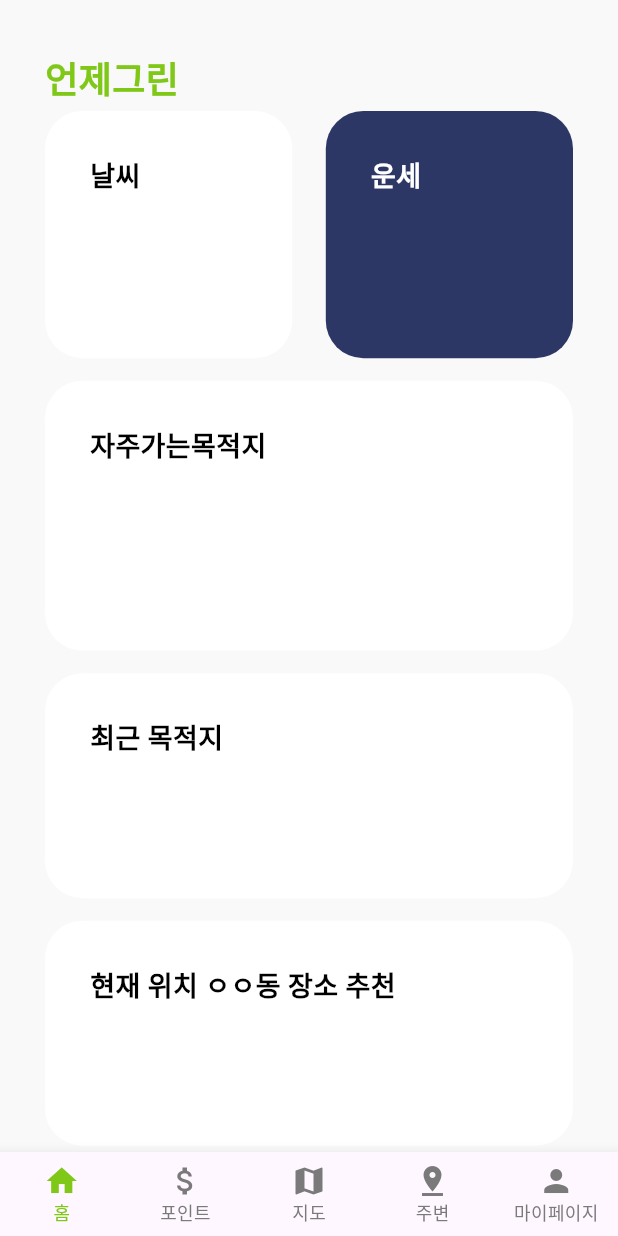
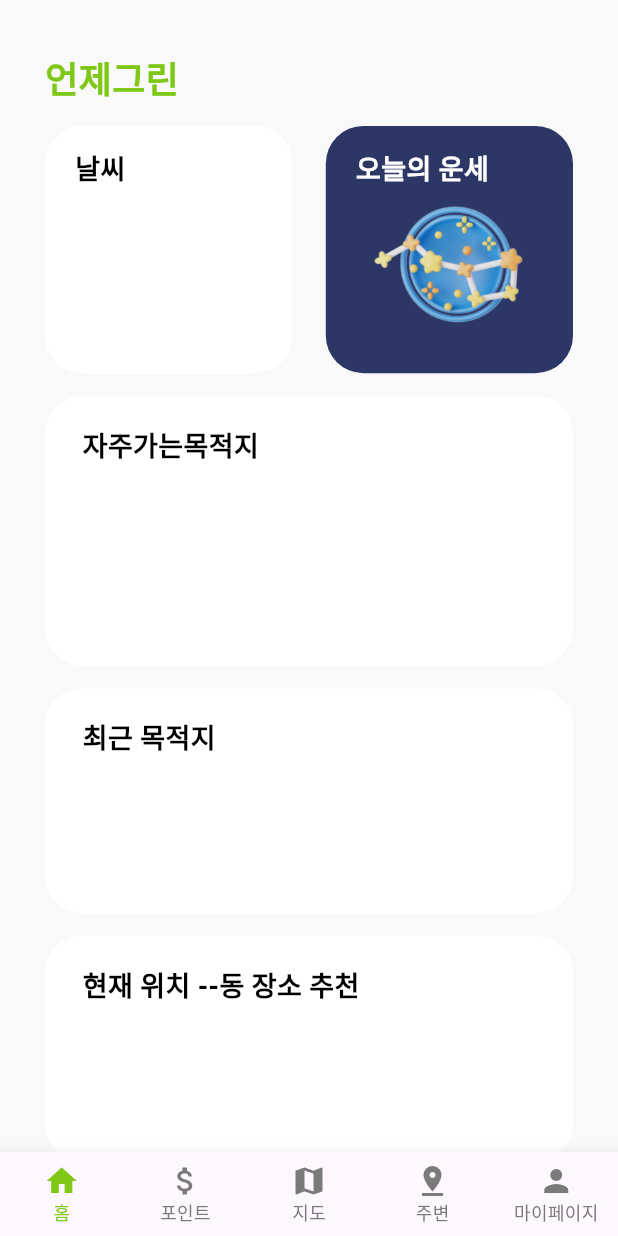
Before and after one commit to readygreen/readygreen, a Flutter app: the screen it shows after launch, on a phone screen of 412 x 824 dp. Run offline on Flutter 3.47's test engine with Material 3 defaults, Android fonts, the light colour scheme and no system bars.

Commit message:
feat: mainpage UI 이미지 추가, 버튼 추가

```diff
--- a/frontend/lib/main.dart
+++ b/frontend/lib/main.dart
@@ -46,27 +46,30 @@ class App extends StatelessWidget {
                   ],
                 ),
                 SizedBox(
-                  height: 5,
+                  height: 15,
                 ),
                 Row(
                   mainAxisAlignment: MainAxisAlignment.spaceBetween,
                   children: [
                     SquareCardBox(
                       title: '날씨',
-                      // height: 170,
                     ),
                     SquareCardBox(
-                      title: '운세',
-                      // height: 170,
+                      title: '오늘의 운세',
                       backgroundColor: Color(0xFF2D3765),
                       textColor: Colors.white,
+                      imageUrl: 'assets/images/luck.png',
                     ),
                   ],
                 ),
                 SizedBox(
                   height: 15,
                 ),
-                CardBox(title: '자주가는목적지', height: 180),
+                Column(
+                  children: [
+                    CardBox(title: '자주가는목적지', height: 180),
+                  ],
+                ),
                 SizedBox(
                   height: 15,
                 ),
@@ -77,23 +80,18 @@ class App extends StatelessWidget {
                   height: 15,
                 ),
                 CardBox(
-                  title: '현재 위치 ㅇㅇ동 장소 추천',
+                  title: '현재 위치 --동 장소 추천',
                 ),
                 SizedBox(
                   height: 15,
                 ),
                 Row(
-                  mainAxisAlignment: MainAxisAlignment.spaceBetween,
+                  mainAxisAlignment: MainAxisAlignment.end,
                   children: [
-                    Button(
-                      text: 'Transfer',
-                      bgColor: Color(0xFFF1B33B),
-                      textColor: Colors.black,
-                    ),
-                    Button(
-                      text: 'Request',
-                      bgColor: Color(0xFF1F2123),
-                      textColor: Colors.white,
+                    CustomButton(
+                      text: '길찾기',
+                      borderColor: Color(0xFF7FC818),
+                      textColor: Color(0xFF7FC818),
                     ),
                   ],
                 ),
--- a/frontend/lib/widgets/common/cardbox.dart
+++ b/frontend/lib/widgets/common/cardbox.dart
@@ -24,7 +24,10 @@ class CardBox extends StatelessWidget {
         borderRadius: BorderRadius.circular(25),
       ),
       child: Padding(
-        padding: const EdgeInsets.all(30),
+        padding: const EdgeInsets.symmetric(
+          vertical: 20,
+          horizontal: 25,
+        ),
         child: Row(
           mainAxisAlignment: MainAxisAlignment.spaceBetween,
           children: [
--- a/frontend/lib/widgets/common/squarecardbox.dart
+++ b/frontend/lib/widgets/common/squarecardbox.dart
@@ -2,18 +2,16 @@ import 'package:flutter/material.dart';
 
 class SquareCardBox extends StatelessWidget {
   final String title;
-  // final double width;
-  // final double height;
   final Color backgroundColor;
   final Color textColor;
+  final String? imageUrl;
 
   const SquareCardBox({
     super.key,
     required this.title,
-    // this.width = 170,
-    // this.height = 170,
     this.backgroundColor = Colors.white,
     this.textColor = Colors.black,
+    this.imageUrl,
   });
 
   @override
@@ -29,12 +27,12 @@ class SquareCardBox extends StatelessWidget {
         borderRadius: BorderRadius.circular(25),
       ),
       child: Padding(
-        padding: const EdgeInsets.all(30),
-        child: Row(
-          mainAxisAlignment: MainAxisAlignment.spaceBetween,
-          children: [
-            Column(
-              crossAxisAlignment: CrossAxisAlignment.start,
+        padding: const EdgeInsets.symmetric(
+          vertical: 15,
+          horizontal: 20,
+        ),
+        child: Column(
+          crossAxisAlignment: CrossAxisAlignment.start, // 텍스트는 왼쪽 정렬
           children: [
             Text(
               title,
@@ -44,10 +42,16 @@ class SquareCardBox extends StatelessWidget {
                 color: textColor,
               ),
             ),
-                const SizedBox(
-                  height: 10,
+            if (imageUrl != null)
+              Align(
+                // 이미지만 가운데 정렬
+                alignment: Alignment.center,
+                child: Image.asset(
+                  imageUrl!,
+                  width: 100,
+                  height: 100,
+                  fit: BoxFit.cover,
                 ),
-              ],
               ),
           ],
         ),
```
Also changed, not shown: frontend/lib/widgets/common/button.dart (+14 -12 lines), frontend/assets/images/luck.png. Lines whose indentation alone changed are shown as unchanged.
